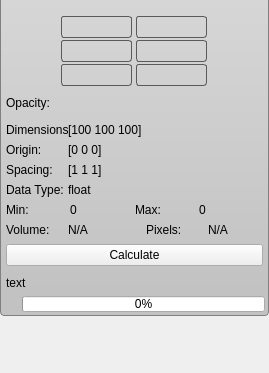
The window that Interface/AppInterface/LayerWidget.ui (jessdtate/Seg3D) describes before a commit, drawn with Qt 5; both pictures show x 0 to 269 and y 241 to 614 of the 269 by 614 pixel window.
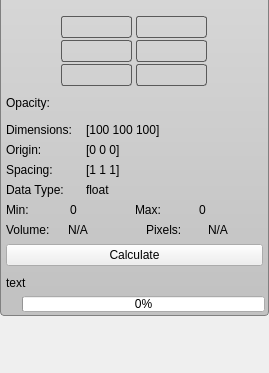
The same window after the commit. Icons and pictures are not drawn. Custom widgets are drawn as their Qt base class.

Patch:
```diff
--- a/Interface/AppInterface/LayerWidget.ui
+++ b/Interface/AppInterface/LayerWidget.ui
@@ -1331,7 +1331,7 @@
              <widget class="QLabel" name="dimensions_label_">
               <property name="maximumSize">
                <size>
-                <width>62</width>
+                <width>80</width>
                 <height>16777215</height>
                </size>
               </property>
@@ -1375,7 +1375,7 @@
              <widget class="QLabel" name="label_5">
               <property name="maximumSize">
                <size>
-                <width>62</width>
+                <width>80</width>
                 <height>16777215</height>
                </size>
               </property>
@@ -1419,7 +1419,7 @@
              <widget class="QLabel" name="label_7">
               <property name="maximumSize">
                <size>
-                <width>62</width>
+                <width>80</width>
                 <height>16777215</height>
                </size>
               </property>
@@ -1478,7 +1478,7 @@
                 <widget class="QLabel" name="label_9">
                  <property name="maximumSize">
                   <size>
-                   <width>62</width>
+                   <width>80</width>
                    <height>16777215</height>
                   </size>
                  </property>
```
